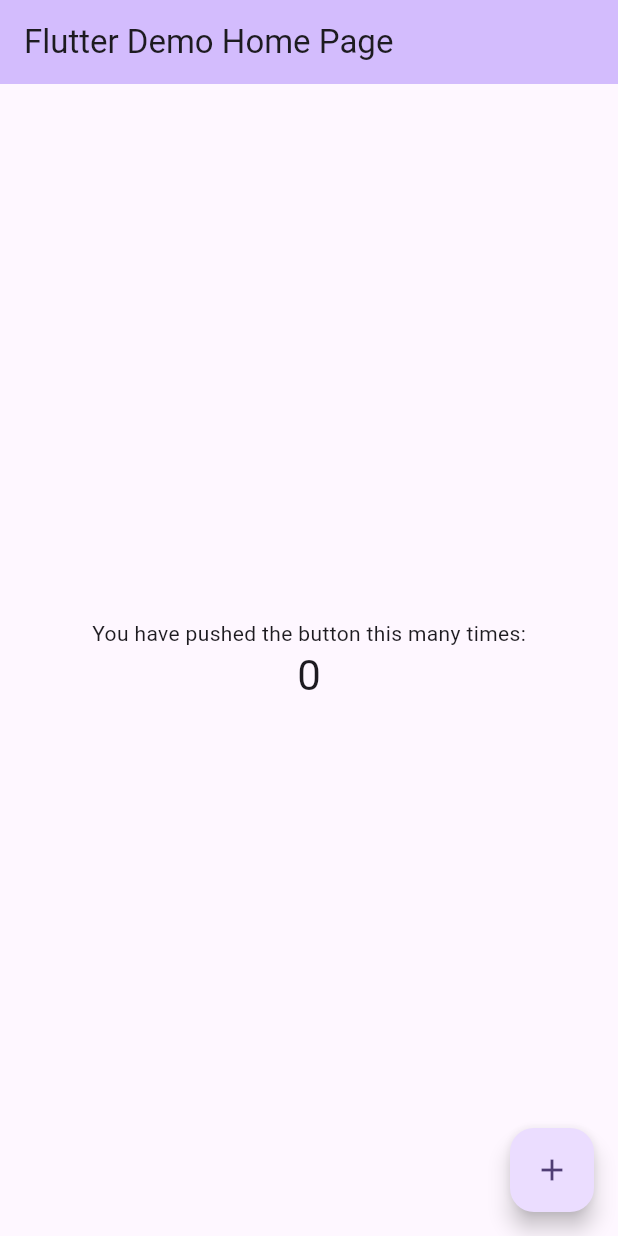
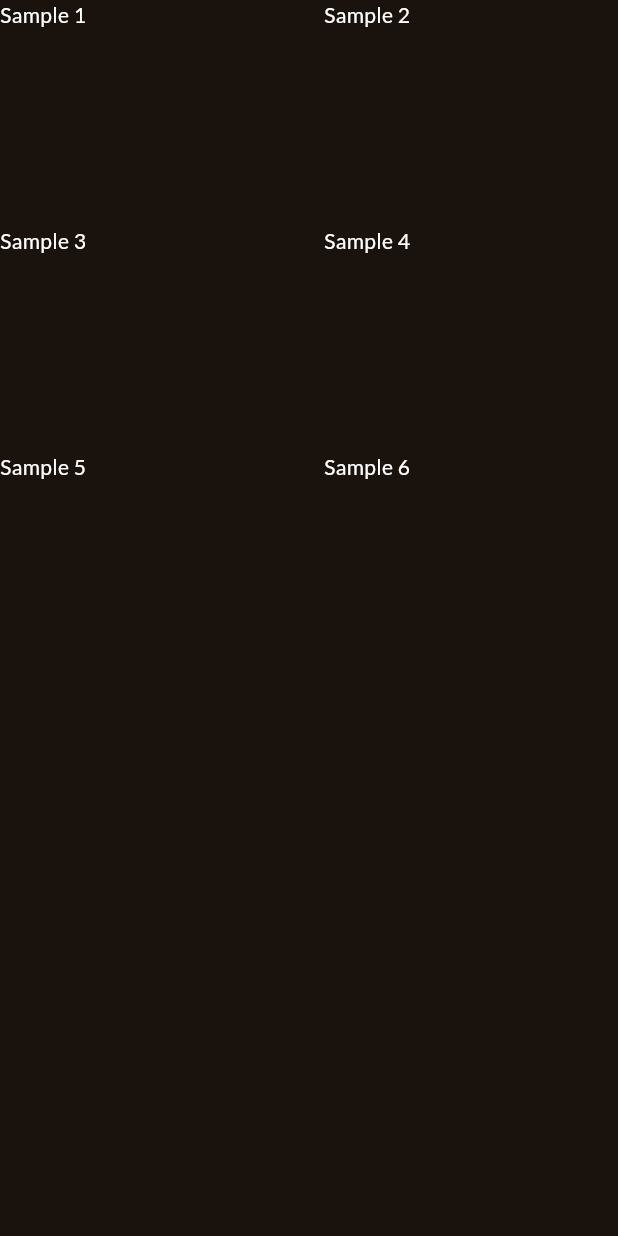
Before and after one commit to QuantumSams/udemy_flutter_redo_meals, a Flutter app: the screen it shows after launch, on a phone screen of 412 x 824 dp. Run offline on Flutter 3.47's test engine with Material 3 defaults, Android fonts, the phone set to English and light mode, and no system bars; our stand-ins replace google_fonts.

Commit message:
Adding category screen

```diff
--- /dev/null
+++ b/lib/categories_screen.dart
@@ -0,0 +1,42 @@
+import "package:flutter/material.dart";
+
+class CategoriesScreen extends StatelessWidget {
+  const CategoriesScreen({super.key});
+
+  @override
+  Widget build(BuildContext context) {
+    return GridView(
+        gridDelegate: const SliverGridDelegateWithFixedCrossAxisCount(
+          crossAxisCount: 2,
+          childAspectRatio: 3 / 2,
+          crossAxisSpacing: 20,
+          mainAxisSpacing: 20,
+        ),
+        children: const [
+          Text(
+            "Sample 1",
+            style: TextStyle(color: Colors.white),
+          ),
+          Text(
+            "Sample 2",
+            style: TextStyle(color: Colors.white),
+          ),
+          Text(
+            "Sample 3",
+            style: TextStyle(color: Colors.white),
+          ),
+          Text(
+            "Sample 4",
+            style: TextStyle(color: Colors.white),
+          ),
+          Text(
+            "Sample 5",
+            style: TextStyle(color: Colors.white),
+          ),
+          Text(
+            "Sample 6",
+            style: TextStyle(color: Colors.white),
+          ),
+        ]);
+  }
+}
--- a/lib/main.dart
+++ b/lib/main.dart
@@ -1,125 +1,30 @@
 import 'package:flutter/material.dart';
+import 'package:redo_meals/categories_screen.dart';
+import 'package:google_fonts/google_fonts.dart';
+
+final theme = ThemeData(
+  useMaterial3: true,
+  colorScheme: ColorScheme.fromSeed(
+    brightness: Brightness.dark,
+    seedColor: const Color.fromARGB(255, 131, 57, 0),
+  ),
+  textTheme: GoogleFonts.latoTextTheme(),
+);
 
 void main() {
-  runApp(const MyApp());
+  runApp(const App());
 }
 
-class MyApp extends StatelessWidget {
-  const MyApp({super.key});
+class App extends StatelessWidget {
+  const App({super.key});
 
-  // This widget is the root of your application.
   @override
   Widget build(BuildContext context) {
     return MaterialApp(
-      title: 'Flutter Demo',
-      theme: ThemeData(
-        // This is the theme of your application.
-        //
-        // TRY THIS: Try running your application with "flutter run". You'll see
-        // the application has a purple toolbar. Then, without quitting the app,
-        // try changing the seedColor in the colorScheme below to Colors.green
-        // and then invoke "hot reload" (save your changes or press the "hot
-        // reload" button in a Flutter-supported IDE, or press "r" if you used
-        // the command line to start the app).
-        //
-        // Notice that the counter didn't reset back to zero; the application
-        // state is not lost during the reload. To reset the state, use hot
-        // restart instead.
-        //
-        // This works for code too, not just values: Most code changes can be
-        // tested with just a hot reload.
-        colorScheme: ColorScheme.fromSeed(seedColor: Colors.deepPurple),
-        useMaterial3: true,
+      theme: theme,
+      home: const Scaffold(
+        body: CategoriesScreen(),
       ),
-      home: const MyHomePage(title: 'Flutter Demo Home Page'),
     );
   }
 }
-
-class MyHomePage extends StatefulWidget {
-  const MyHomePage({super.key, required this.title});
-
-  // This widget is the home page of your application. It is stateful, meaning
-  // that it has a State object (defined below) that contains fields that affect
-  // how it looks.
-
-  // This class is the configuration for the state. It holds the values (in this
-  // case the title) provided by the parent (in this case the App widget) and
-  // used by the build method of the State. Fields in a Widget subclass are
-  // always marked "final".
-
-  final String title;
-
-  @override
-  State<MyHomePage> createState() => _MyHomePageState();
-}
-
-class _MyHomePageState extends State<MyHomePage> {
-  int _counter = 0;
-
-  void _incrementCounter() {
-    setState(() {
-      // This call to setState tells the Flutter framework that something has
-      // changed in this State, which causes it to rerun the build method below
-      // so that the display can reflect the updated values. If we changed
-      // _counter without calling setState(), then the build method would not be
-      // called again, and so nothing would appear to happen.
-      _counter++;
-    });
-  }
-
-  @override
-  Widget build(BuildContext context) {
-    // This method is rerun every time setState is called, for instance as done
-    // by the _incrementCounter method above.
-    //
-    // The Flutter framework has been optimized to make rerunning build methods
-    // fast, so that you can just rebuild anything that needs updating rather
-    // than having to individually change instances of widgets.
-    return Scaffold(
-      appBar: AppBar(
-        // TRY THIS: Try changing the color here to a specific color (to
-        // Colors.amber, perhaps?) and trigger a hot reload to see the AppBar
-        // change color while the other colors stay the same.
-        backgroundColor: Theme.of(context).colorScheme.inversePrimary,
-        // Here we take the value from the MyHomePage object that was created by
-        // the App.build method, and use it to set our appbar title.
-        title: Text(widget.title),
-      ),
-      body: Center(
-        // Center is a layout widget. It takes a single child and positions it
-        // in the middle of the parent.
-        child: Column(
-          // Column is also a layout widget. It takes a list of children and
-          // arranges them vertically. By default, it sizes itself to fit its
-          // children horizontally, and tries to be as tall as its parent.
-          //
-          // Column has various properties to control how it sizes itself and
-          // how it positions its children. Here we use mainAxisAlignment to
-          // center the children vertically; the main axis here is the vertical
-          // axis because Columns are vertical (the cross axis would be
-          // horizontal).
-          //
-          // TRY THIS: Invoke "debug painting" (choose the "Toggle Debug Paint"
-          // action in the IDE, or press "p" in the console), to see the
-          // wireframe for each widget.
-          mainAxisAlignment: MainAxisAlignment.center,
-          children: <Widget>[
-            const Text(
-              'You have pushed the button this many times:',
-            ),
-            Text(
-              '$_counter',
-              style: Theme.of(context).textTheme.headlineMedium,
-            ),
-          ],
-        ),
-      ),
-      floatingActionButton: FloatingActionButton(
-        onPressed: _incrementCounter,
-        tooltip: 'Increment',
-        child: const Icon(Icons.add),
-      ), // This trailing comma makes auto-formatting nicer for build methods.
-    );
-  }
-}
--- a/pubspec.yaml
+++ b/pubspec.yaml
@@ -35,6 +35,7 @@ dependencies:
   # The following adds the Cupertino Icons font to your application.
   # Use with the CupertinoIcons class for iOS style icons.
   cupertino_icons: ^1.0.2
+  google_fonts: ^6.1.0
 
 dev_dependencies:
   flutter_test:
```
Also changed, not shown: model/category.dart (added), pubspec.lock, 3 other files.
